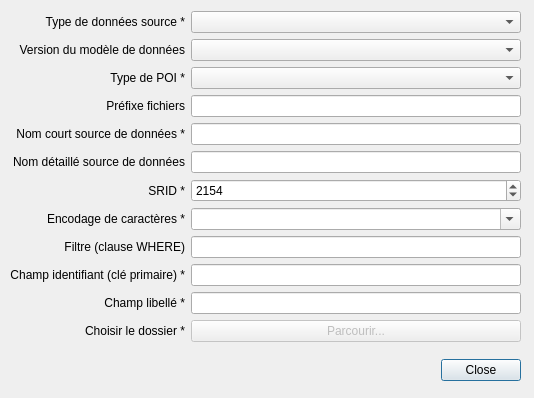
datagistips/territoires-ville.TempusAccess, file forms/Ui_import_poi_dialog.ui: the form before one commit.
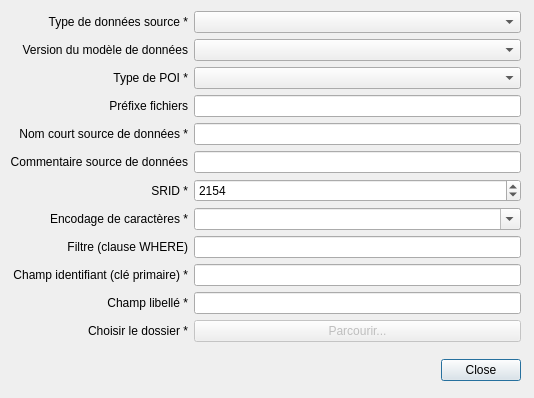
The form after the commit.

Diff of the .ui file:
```diff
--- a/forms/Ui_import_poi_dialog.ui
+++ b/forms/Ui_import_poi_dialog.ui
@@ -179,7 +179,7 @@
     <item row="5" column="0">
      <widget class="QLabel" name="labelSourceComment">
       <property name="text">
-       <string>Nom détaillé source de données</string>
+       <string>Commentaire source de données</string>
       </property>
       <property name="alignment">
        <set>Qt::AlignRight|Qt::AlignTrailing|Qt::AlignVCenter</set>
```
